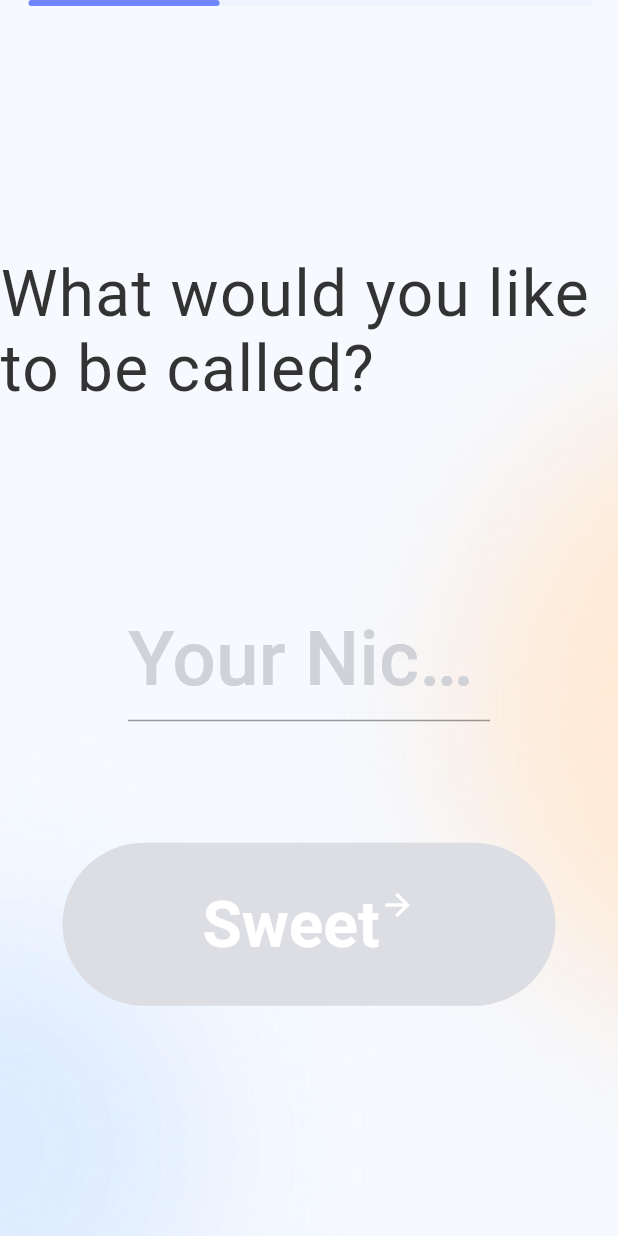
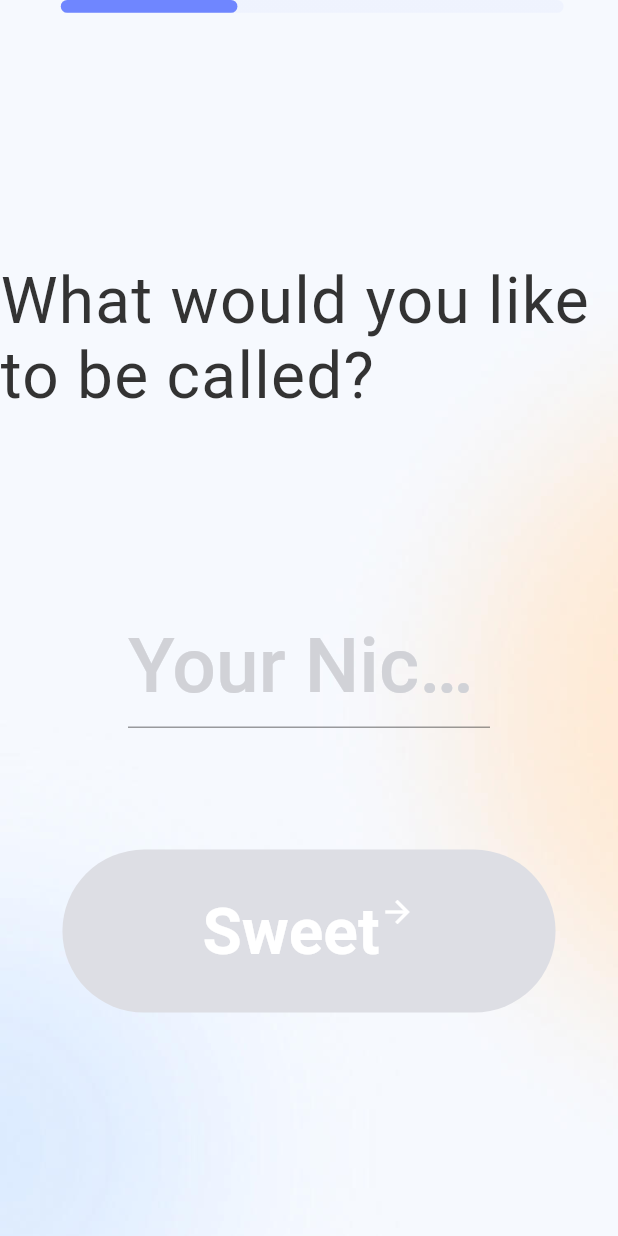
Before and after one commit to qianyukun/Xhealth, a Flutter app: the screen it shows after launch, after a tap on "Get started", on a phone screen of 412 x 824 dp. Run offline on Flutter 3.47's test engine with Material 2 defaults, Android fonts, the phone set to English and light mode, and no system bars; our stand-ins replace convert, device_info, dio, firebase_analytics, firebase_core, just_audio and 6 more; missing offline and left inert: audio_session, firebase_analytics_web, firebase_core_web, just_audio_web, shared_preferences_web; accounts and stored records are empty; generated files the repository leaves out were written again; statements that could not run were skipped.

Commit message:
[feat]增加firebase埋点属性维度，kika自有埋点上报

```diff
--- a/lib/common/ScreenUtils.dart
+++ b/lib/common/ScreenUtils.dart
@@ -1,63 +1,71 @@
 import 'dart:ui';
 
-class GlobalUtils {
-  static num screenW = 0; //设备的宽高
-  static num screenH = 0; //设备的宽高
-  static num statusBarH = 0; //设备的状态栏高度
-  static num devicePixelRatio = 0; // 设备的像素密度
-  static Size physicalSize = Size(0, 0); // 设备的尺寸... (px)
-  static num deviceScale = 0; // 基于iPhone6 的基本尺寸单位换算设备缩放比
+class ScreenUtils {
+  static num _screenW = 0; //设备的宽高
+  static num _screenH = 0; //设备的宽高
+  static num _statusBarH = 0; //设备的状态栏高度
+  static num _devicePixelRatio = 0; // 设备的像素密度
+  static Size _physicalSize = Size(0, 0); // 设备的尺寸... (px)
+  static num _deviceScale = 0; // 基于iPhone6 的基本尺寸单位换算设备缩放比
 
   /// 初始化设备的宽高
   /// 全局记录设备的基本信息
-  GlobalUtils.initDeviceW_H() {
+  ScreenUtils.initDeviceW_H() {
     // 从 window对象获取屏幕的物理尺寸(px) 及 像素密度
     final physicalSize = window.physicalSize;
     final devicePixelRatio = window.devicePixelRatio;
     final padding = window.padding;
 
-    GlobalUtils.devicePixelRatio = devicePixelRatio;
-    GlobalUtils.physicalSize = physicalSize;
+    ScreenUtils._devicePixelRatio = devicePixelRatio;
+    ScreenUtils._physicalSize = physicalSize;
 
     // 计算出ios/android 常用的屏幕逻辑宽高 (dp / pt);
-    GlobalUtils.screenW =
-        GlobalUtils.physicalSize.width / GlobalUtils.devicePixelRatio;
-    GlobalUtils.screenH =
-        GlobalUtils.physicalSize.height / GlobalUtils.devicePixelRatio;
-    GlobalUtils.statusBarH = padding.top / GlobalUtils.devicePixelRatio;
+    ScreenUtils._screenW =
+        ScreenUtils._physicalSize.width / ScreenUtils._devicePixelRatio;
+    ScreenUtils._screenH =
+        ScreenUtils._physicalSize.height / ScreenUtils._devicePixelRatio;
+    ScreenUtils._statusBarH = padding.top / ScreenUtils._devicePixelRatio;
 
     // 基于6s机型(基于375,为了便捷查看,我们基于375的物理尺寸即750px为缩放基准),计算缩放比
     // 该缩放比 为 不同设备的的逻辑尺寸与 iPhone6s 的逻辑尺寸的缩放比
-    GlobalUtils.deviceScale = GlobalUtils.screenW / (375);
+    ScreenUtils._deviceScale = ScreenUtils._screenW / (375);
+  }
+
+  static double getScreenWidth(){
+    if (ScreenUtils._screenW <= 0 || ScreenUtils._screenW == null) {
+      // 初始化一下
+      ScreenUtils.initDeviceW_H();
+    }
+    return ScreenUtils._physicalSize.width;
   }
 
   /// 提供基于px的各机型尺寸适配换算
   /// 入参必须是以px为单位的宽高数值
   static pxFix(num w_h_px) {
-    if (GlobalUtils.screenW <= 0 || GlobalUtils.screenW == null) {
+    if (ScreenUtils._screenW <= 0 || ScreenUtils._screenW == null) {
       // 初始化一下
-      GlobalUtils.initDeviceW_H();
+      ScreenUtils.initDeviceW_H();
     }
-    return w_h_px / 2 * GlobalUtils.deviceScale;
+    return w_h_px / 2 * ScreenUtils._deviceScale;
   }
 
   /// 提供基于dp的各机型适配换算
   /// 入参必须是以dp为单位的宽高数值
   static dpFix(num w_h_dp) {
-    if (GlobalUtils.screenW <= 0 || GlobalUtils.screenW == null) {
+    if (ScreenUtils._screenW <= 0 || ScreenUtils._screenW == null) {
       // 初始化一下
-      GlobalUtils.initDeviceW_H();
+      ScreenUtils.initDeviceW_H();
     }
-    return w_h_dp * GlobalUtils.deviceScale;
+    return w_h_dp * ScreenUtils._deviceScale;
   }
 
   /// 提供基于pt的各机型适配换算
   /// 入参必须是以pt为单位的宽高数值
   static ptFix(num w_h_pt) {
-    if (GlobalUtils.screenW <= 0 || GlobalUtils.screenW == null) {
+    if (ScreenUtils._screenW <= 0 || ScreenUtils._screenW == null) {
       // 初始化一下
-      GlobalUtils.initDeviceW_H();
+      ScreenUtils.initDeviceW_H();
     }
-    return w_h_pt * GlobalUtils.deviceScale;
+    return w_h_pt * ScreenUtils._deviceScale;
   }
 }
--- a/lib/main.dart
+++ b/lib/main.dart
@@ -1,10 +1,15 @@
 import 'package:flutter/material.dart';
 import 'package:health/common/Global.dart';
+import 'package:health/report/ReportUtil.dart';
 import 'package:health/routes/App.dart';
 import 'package:firebase_core/firebase_core.dart';
+
+import 'common/EventConstants.dart';
 
 Future<void> main() async {
   WidgetsFlutterBinding.ensureInitialized();
   await Firebase.initializeApp();
+  await ReportUtil.getInstance().reportProperties();
+  ReportUtil.getInstance().trackEvent(eventName: EventConstants.app_enter);
   Global.init().then((value) => runApp(App()));
 }
--- /dev/null
+++ b/lib/report/KikaReportUtil.dart
@@ -0,0 +1,74 @@
+import 'dart:convert';
+import 'dart:io';
+
+import 'package:dio/adapter.dart';
+import 'package:dio/dio.dart';
+import 'package:intl/intl.dart';
+
+class KikaReportUtil {
+  bool isReleaseMode = const bool.fromEnvironment("dart.vm.product");
+  static String user_agent = "";
+  static String sign = "";
+  Dio dio;
+
+  KikaReportUtil._() {
+    dio = Dio();
+    dio.options.baseUrl = 'https://flow.dailyup.tech/';
+    dio.options.connectTimeout = 5000;
+    dio.options.receiveTimeout = 3000;
+    if (!isReleaseMode) {
+      dio.interceptors
+          .add(LogInterceptor(requestBody: true, responseBody: true));
+      (dio.httpClientAdapter as DefaultHttpClientAdapter).onHttpClientCreate =
+          (HttpClient client) {
+        client.badCertificateCallback =
+            (X509Certificate cert, String host, int port) => true;
+        return client;
+      };
+    }
+  }
+
+  static KikaReportUtil _instance;
+
+  static KikaReportUtil getInstance() {
+    if (_instance == null) {
+      _instance = KikaReportUtil._();
+    }
+    return _instance;
+  }
+
+  ///"转义成\"
+  String mapToJsonString(Map<String, dynamic> parameters) {
+    String sb = "";
+    parameters.forEach((key, value) {
+      if (sb.length > 0) {
+        sb += ",";
+      }
+      sb += "\\\"$key\\\":\\\"$value\\\"";
+    });
+    return "{" + sb + "}";
+  }
+
+  Future<void> trackEvent(
+      {String eventName, Map<String, dynamic> parameters}) async {
+    if (!isReleaseMode) {
+      print(eventName +
+          " " +
+          ((parameters != null) ? parameters.toString() : ""));
+      return;
+    }
+    var body = "[" +
+        json.encode({
+          "eventName": eventName,
+          "commitTime":
+              DateFormat("yyyy-MM-dd hh:mm:ss").format(DateTime.now()),
+          "extra": parameters == null ? "{}" : mapToJsonString(parameters)
+        }) +
+        "]";
+
+    dio.post("/v1/event/report",
+        data: body,
+        queryParameters: {"sign": sign},
+        options: Options(headers: {HttpHeaders.userAgentHeader: user_agent}));
+  }
+}
--- a/lib/report/ReportUtil.dart
+++ b/lib/report/ReportUtil.dart
@@ -1,9 +1,18 @@
 // ignore: import_of_legacy_library_into_null_safe
+import 'dart:io';
+import 'dart:ui';
+import 'package:device_info/device_info.dart';
 import 'package:firebase_analytics/firebase_analytics.dart';
 
 // ignore: import_of_legacy_library_into_null_safe
 import 'package:firebase_analytics/observer.dart';
 import 'package:flutter/material.dart';
+import 'package:health/common/Global.dart';
+import 'package:health/common/Md5Util.dart';
+import 'package:health/common/ScreenUtils.dart';
+import 'package:health/report/KikaReportUtil.dart';
+import 'package:package_info/package_info.dart';
+import 'package:uuid/uuid.dart';
 
 class ReportUtil {
   static FirebaseAnalytics _analytics = FirebaseAnalytics();
@@ -28,13 +37,62 @@ class ReportUtil {
     return _instance;
   }
 
+  Future<void> reportProperties() async {
+    String countryCode = window.locale.countryCode;
+    String languageCode = window.locale.languageCode;
+    var packageInfo = await PackageInfo.fromPlatform();
+    String appVersionName = packageInfo.version;
+    String appVersionCode = packageInfo.buildNumber;
+    String packageName = packageInfo.packageName;
+    String dpi = ScreenUtils.getScreenWidth().round().toString();
+    String osPlatform = "";
+    String osVersion = "";
+    if (Platform.isAndroid) {
+      var androidDeviceInfo = await DeviceInfoPlugin().androidInfo;
+      osPlatform = "ANDROID";
+      osVersion = androidDeviceInfo.version.release;
+    } else if (Platform.isIOS) {
+      var iosDeviceInfo = await DeviceInfoPlugin().iosInfo;
+      osPlatform = "IOS";
+      osVersion = iosDeviceInfo.systemVersion;
+    }
+
+    String duid = await Global.getPref().getStorage("duid");
+    if (duid == null || duid.isEmpty) {
+      duid = Uuid().v1().replaceAll("-", "");
+      await Global.getPref().setStorage("duid", duid);
+    }
+    String appKey = "da4116c8e744844b1591f76931db5454";
+    String USER_AGENT =
+        "$packageName/$appVersionCode (${duid}/$appKey) Country/$countryCode "
+        "Language/$languageCode System/$osPlatform Version/$osVersion Screen/$dpi";
+
+    await _analytics.setUserProperty(name: "X_COUNTRY", value: countryCode);
+    await _analytics.setUserProperty(name: "X_LANGUAGE", value: languageCode);
+    await _analytics.setUserProperty(
+        name: "X_VERSION_NAME", value: appVersionName);
+    await _analytics.setUserProperty(
+        name: "X_VERSION_CODE", value: appVersionCode);
+    await _analytics.setUserProperty(
+        name: "X_PACKAGE_NAME", value: packageName);
+    await _analytics.setUserProperty(name: "X_PLATFORM", value: osPlatform);
+    await _analytics.setUserProperty(name: "X_OS_VERSION", value: osVersion);
+    await _analytics.setUserProperty(name: "X_DUID", value: duid);
+
+    KikaReportUtil.user_agent = USER_AGENT;
+    KikaReportUtil.sign = Md5Util.generateMd5(
+        "app_key" + appKey + "app_version" + appVersionCode + "duid" + duid);
+  }
+
   Future<void> trackEvent(
       {@required String eventName, Map<String, dynamic> parameters}) async {
+    KikaReportUtil.getInstance()
+        .trackEvent(eventName: eventName, parameters: parameters);
     if (!isReleaseMode) {
       print(eventName +
           " " +
           ((parameters != null) ? parameters.toString() : ""));
-      return ;
+      return;
     }
     await _analytics.logEvent(name: eventName, parameters: parameters);
   }
--- a/lib/routes/App.dart
+++ b/lib/routes/App.dart
@@ -21,7 +21,6 @@ import 'sandTable/SandTableRoute.dart';
 class App extends StatelessWidget {
   @override
   Widget build(BuildContext context) {
-    ReportUtil.getInstance().trackEvent(eventName: EventConstants.app_enter);
     return MultiProvider(
       providers: [
         ChangeNotifierProvider(
--- a/lib/routes/HomeRoute.dart
+++ b/lib/routes/HomeRoute.dart
@@ -57,7 +57,7 @@ class _HomeRouteState extends State<HomeRoute> {
 
   @override
   Widget build(BuildContext context) {
-    var arguments = ModalRoute.of(context)?.settings.arguments;
+    var arguments = ModalRoute.of(context)?.settings?.arguments;
     if (arguments != null) {
       final Map<String, dynamic> args = arguments as Map<String, dynamic>;
       if (args.containsKey("scroll")) {
--- a/lib/routes/SplashRoute.dart
+++ b/lib/routes/SplashRoute.dart
@@ -7,7 +7,6 @@ import 'package:health/routes/HomeRoute.dart';
 import 'package:health/routes/splash/SplashPage.dart';
 
 import 'guide/GuideRoute.dart';
-import 'package:health/extension/ScreenExtension.dart';
 
 class SplashRoute extends StatefulWidget {
   static const String splashName = "/splash";
@@ -40,22 +39,24 @@ class _SplashRouteState extends State<SplashRoute> {
   ///跳转guide页面
   void navigateToGuide() {
     Navigator.of(context).pop();
-    Navigator.of(context).push(PageRouteBuilder(pageBuilder:
-        (BuildContext context, Animation animation,
+    Navigator.of(context).push(PageRouteBuilder(
+        pageBuilder: (BuildContext context, Animation animation,
             Animation secondaryAnimation) {
-      return GuideRoute();
-    }));
+          return GuideRoute();
+        },
+        settings: RouteSettings()));
     _timer.cancel();
   }
 
   ///跳转Space页面
   void navigateToHome() {
     Navigator.of(context).pop();
-    Navigator.of(context).push(PageRouteBuilder(pageBuilder:
-        (BuildContext context, Animation animation,
+    Navigator.of(context).push(PageRouteBuilder(
+        pageBuilder: (BuildContext context, Animation animation,
             Animation secondaryAnimation) {
-      return HomeRoute();
-    }));
+          return HomeRoute();
+        },
+        settings: RouteSettings()));
     _timer.cancel();
   }
 
--- a/lib/routes/breath/BreathRoute.dart
+++ b/lib/routes/breath/BreathRoute.dart
@@ -3,7 +3,6 @@ import 'dart:async';
 import 'package:flutter/material.dart';
 import 'package:health/common/EventConstants.dart';
 import 'package:health/report/ReportUtil.dart';
-import 'package:health/routes/HomeRoute.dart';
 import 'package:health/routes/breath/BreathSource.dart';
 import 'package:health/routes/breath/BreatheResult.dart';
 import 'package:health/widget/SlideVerticalWidget.dart';
@@ -54,7 +53,7 @@ class _BreathRouteState extends State<BreathRoute>
 
   @override
   Widget build(BuildContext context) {
-    var arguments = ModalRoute.of(context)?.settings.arguments;
+    var arguments = ModalRoute.of(context)?.settings?.arguments;
     final Map<String, dynamic> args = arguments as Map<String, dynamic>;
     if (args.containsKey("breathSource")) {
       fromHome = args["breathSource"];
--- a/lib/routes/breath/BreatheFeelingCheck.dart
+++ b/lib/routes/breath/BreatheFeelingCheck.dart
@@ -39,7 +39,7 @@ class _BreatheFeelingCheckState extends State<BreatheFeelingCheck> {
 
   @override
   Widget build(BuildContext context) {
-    var arguments = ModalRoute.of(context)?.settings.arguments;
+    var arguments = ModalRoute.of(context)?.settings?.arguments;
     final Map<String, dynamic> args = arguments as Map<String, dynamic>;
     if (args.containsKey("moodCheckId")) {
       moodCheckId = args["moodCheckId"];
--- a/lib/routes/guide/GuideRoute.dart
+++ b/lib/routes/guide/GuideRoute.dart
@@ -220,11 +220,12 @@ class _GuideRouteState extends State<GuideRoute> {
 
   void onNext() {
     Navigator.of(context).pop();
-    Navigator.of(context).push(PageRouteBuilder(pageBuilder:
-        (BuildContext context, Animation animation,
+    Navigator.of(context).push(PageRouteBuilder(
+        pageBuilder: (BuildContext context, Animation animation,
             Animation secondaryAnimation) {
-      return SelfAssessmentRoute();
-    }));
+          return SelfAssessmentRoute();
+        },
+        settings: RouteSettings()));
   }
 
   _buildFeedbackGuide() {
--- a/lib/routes/sandTable/SandTableDetailRoute.dart
+++ b/lib/routes/sandTable/SandTableDetailRoute.dart
@@ -21,7 +21,7 @@ class SandTableDetailRoute extends StatelessWidget {
 
   @override
   Widget build(BuildContext context) {
-    var arguments = ModalRoute.of(context)?.settings.arguments;
+    var arguments = ModalRoute.of(context)?.settings?.arguments;
     final Map<String, dynamic> args = arguments as Map<String, dynamic>;
     if (args.containsKey("moodCheckId") && args.containsKey("scene")) {
       sandTableScene = args["scene"];
--- a/lib/routes/sandTable/SandTableRoute.dart
+++ b/lib/routes/sandTable/SandTableRoute.dart
@@ -1,7 +1,6 @@
 import 'package:flutter/material.dart';
 
 import 'SandTablePage.dart';
-import 'package:health/extension/ScreenExtension.dart';
 
 class SandTableRoute extends StatefulWidget {
   static const String sandTableName = "/sandTable";
@@ -17,7 +16,7 @@ class _SandTableRouteState extends State<SandTableRoute> {
 
   @override
   Widget build(BuildContext context) {
-    var arguments = ModalRoute.of(context)?.settings.arguments;
+    var arguments = ModalRoute.of(context)?.settings?.arguments;
     final Map<String, dynamic> args = arguments as Map<String, dynamic>;
     if (args.containsKey("moodCheckId")) {
       moodCheckId = args["moodCheckId"];
--- a/lib/routes/selfAssessment/SelfAssessmentRoute.dart
+++ b/lib/routes/selfAssessment/SelfAssessmentRoute.dart
@@ -91,7 +91,7 @@ class _SelfAssessmentRouteState extends State<SelfAssessmentRoute> {
       alignment: Alignment.centerLeft,
       child: !(totalCheckCount == 3 && currentPosition == 0)
           ? Padding(
-              padding: EdgeInsets.only(left: 10),
+              padding: EdgeInsets.only(left: 10.pt),
               child: IconButton(
                 icon: Image.asset("imgs/common/bt_back.png"),
                 onPressed: _onBackPress,
@@ -120,11 +120,11 @@ class _SelfAssessmentRouteState extends State<SelfAssessmentRoute> {
     }
     return Container(
       width: double.infinity,
-      margin: EdgeInsets.symmetric(horizontal: 19),
-      height: 4,
+      margin: EdgeInsets.symmetric(horizontal: 19.pt),
+      height: 4.pt,
       child: GradientLinearProgressBar(
         value: value,
-        strokeWidth: 4,
+        strokeWidth: 4.pt,
         strokeCapRound: true,
         colors: [Color(0xFF6F86FF), Color(0xFF6F86FF)],
         backgroundColor: Color(0x0d000000),
--- a/lib/routes/sound/SoundRoute.dart
+++ b/lib/routes/sound/SoundRoute.dart
@@ -151,7 +151,7 @@ class _SoundRouteState extends State<SoundRoute> {
                 child: Align(
               alignment: Alignment.topRight,
               child: IconButton(
-                iconSize: 54,
+                iconSize: 54.pt,
                 icon: Image.asset("imgs/common/bt_close_white.png"),
                 onPressed: _onBackPress,
               ),
@@ -229,7 +229,7 @@ class _SoundRouteState extends State<SoundRoute> {
               child: Container(
                   alignment: Alignment.topCenter,
                   width: double.infinity,
-                  margin: EdgeInsets.only(top: 128),
+                  margin: EdgeInsets.only(top: 128.pt),
                   child: Column(
                     children: [
                       Expanded(
@@ -238,7 +238,7 @@ class _SoundRouteState extends State<SoundRoute> {
                             metadata.title,
                             style: TextStyle(
                                 color: Colors.white,
-                                fontSize: 24,
+                                fontSize: 24.pt,
                                 fontWeight: FontWeight.w600),
                           )),
                       Expanded(
--- a/lib/widget/SeekBar.dart
+++ b/lib/widget/SeekBar.dart
@@ -120,7 +120,7 @@ class _SeekBarState extends State<SeekBar> {
     );
   }
 
-  Duration get _remaining => widget.duration - widget.position;
+// Duration get _remaining => widget.duration - widget.position;
 }
 
 class HiddenThumbComponentShape extends SliderComponentShape {
```
Also changed, not shown: lib/common/Md5Util.dart (added, +11 -0 lines), lib/extension/ScreenExtension.dart (+6 -6 lines), lib/routes/selfAssessment/AssessmentThought.dart (+10 -8 lines), pubspec.yaml (+9 -1 lines), 3 other files.
